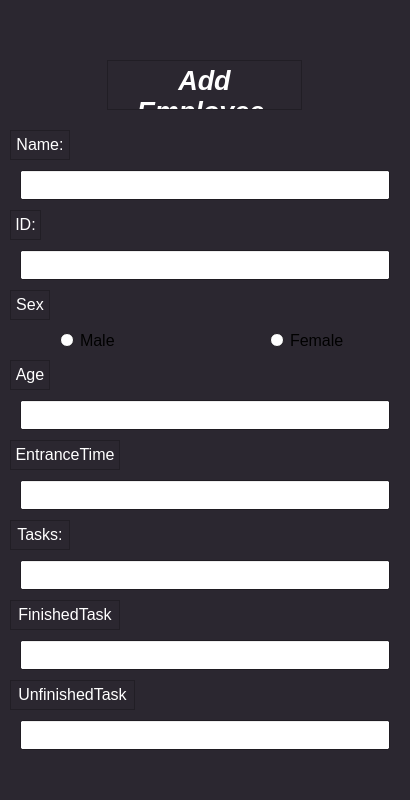
First picture: the form in Employee.ui, repository HeidariSina/Management-App, before the edit.
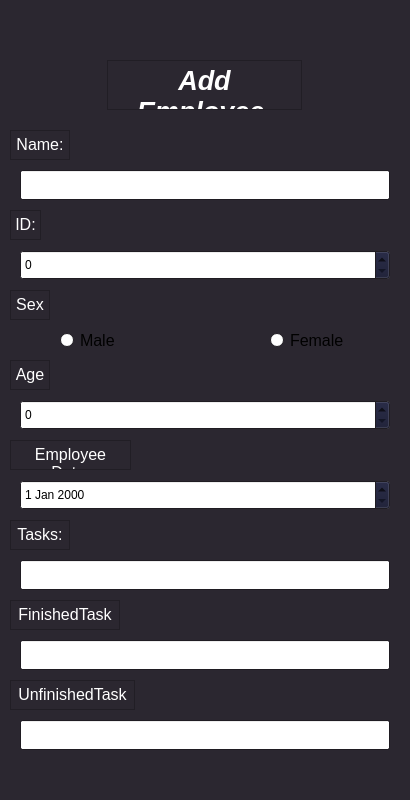
Second picture: the form after the edit.

What changed in the file:
```diff
--- a/Employee.ui
+++ b/Employee.ui
@@ -535,7 +535,7 @@
      <rect>
       <x>10</x>
       <y>440</y>
-      <width>110</width>
+      <width>121</width>
       <height>30</height>
      </rect>
     </property>
@@ -596,7 +596,7 @@
 &lt;html&gt;&lt;head&gt;&lt;meta name=&quot;qrichtext&quot; content=&quot;1&quot; /&gt;&lt;style type=&quot;text/css&quot;&gt;
 p, li { white-space: pre-wrap; }
 &lt;/style&gt;&lt;/head&gt;&lt;body style=&quot; font-family:'Segoe UI'; font-size:20pt; font-weight:600; font-style:italic;&quot;&gt;
-&lt;p align=&quot;center&quot; style=&quot; margin-top:0px; margin-bottom:0px; margin-left:0px; margin-right:0px; -qt-block-indent:0; text-indent:0px;&quot;&gt;&lt;span style=&quot; font-size:12pt; font-weight:400; font-style:normal; color:#ffffff;&quot;&gt;EntranceTime:&lt;/span&gt;&lt;/p&gt;&lt;/body&gt;&lt;/html&gt;</string>
+&lt;p align=&quot;center&quot; style=&quot; margin-top:0px; margin-bottom:0px; margin-left:0px; margin-right:0px; -qt-block-indent:0; text-indent:0px;&quot;&gt;&lt;span style=&quot; font-size:12pt; font-weight:400; font-style:normal; color:#ffffff;&quot;&gt;Employee Date:&lt;/span&gt;&lt;/p&gt;&lt;/body&gt;&lt;/html&gt;</string>
     </property>
    </widget>
    <widget class="QTextBrowser" name="TasksText">
@@ -737,36 +737,6 @@
 &lt;p align=&quot;center&quot; style=&quot; margin-top:0px; margin-bottom:0px; margin-left:0px; margin-right:0px; -qt-block-indent:0; text-indent:0px;&quot;&gt;&lt;span style=&quot; font-size:12pt; font-weight:400; font-style:normal; color:#ffffff;&quot;&gt;FinishedTasks:&lt;/span&gt;&lt;/p&gt;&lt;/body&gt;&lt;/html&gt;</string>
     </property>
    </widget>
-   <widget class="QLineEdit" name="IDEdit">
-    <property name="geometry">
-     <rect>
-      <x>20</x>
-      <y>250</y>
-      <width>370</width>
-      <height>30</height>
-     </rect>
-    </property>
-   </widget>
-   <widget class="QLineEdit" name="AgeEdit">
-    <property name="geometry">
-     <rect>
-      <x>20</x>
-      <y>400</y>
-      <width>370</width>
-      <height>30</height>
-     </rect>
-    </property>
-   </widget>
-   <widget class="QLineEdit" name="EnttranceTimeEdit">
-    <property name="geometry">
-     <rect>
-      <x>20</x>
-      <y>480</y>
-      <width>370</width>
-      <height>30</height>
-     </rect>
-    </property>
-   </widget>
    <widget class="QLineEdit" name="TasksEdit">
     <property name="geometry">
      <rect>
@@ -864,6 +834,48 @@
       <width>370</width>
       <height>30</height>
      </rect>
+    </property>
+    <property name="alignment">
+     <set>Qt::AlignLeading|Qt::AlignLeft|Qt::AlignVCenter</set>
+    </property>
+   </widget>
+   <widget class="QDateEdit" name="dateEdit">
+    <property name="geometry">
+     <rect>
+      <x>20</x>
+      <y>480</y>
+      <width>370</width>
+      <height>30</height>
+     </rect>
+    </property>
+   </widget>
+   <widget class="QSpinBox" name="IDspinBox">
+    <property name="geometry">
+     <rect>
+      <x>20</x>
+      <y>250</y>
+      <width>370</width>
+      <height>30</height>
+     </rect>
+    </property>
+    <property name="alignment">
+     <set>Qt::AlignLeading|Qt::AlignLeft|Qt::AlignVCenter</set>
+    </property>
+    <property name="maximum">
+     <number>99</number>
+    </property>
+   </widget>
+   <widget class="QSpinBox" name="AgespinBox">
+    <property name="geometry">
+     <rect>
+      <x>20</x>
+      <y>400</y>
+      <width>370</width>
+      <height>30</height>
+     </rect>
+    </property>
+    <property name="maximum">
+     <number>99</number>
     </property>
    </widget>
   </widget>
```
Left out of the diff: 14 changed lines with no effect on the pictures.
